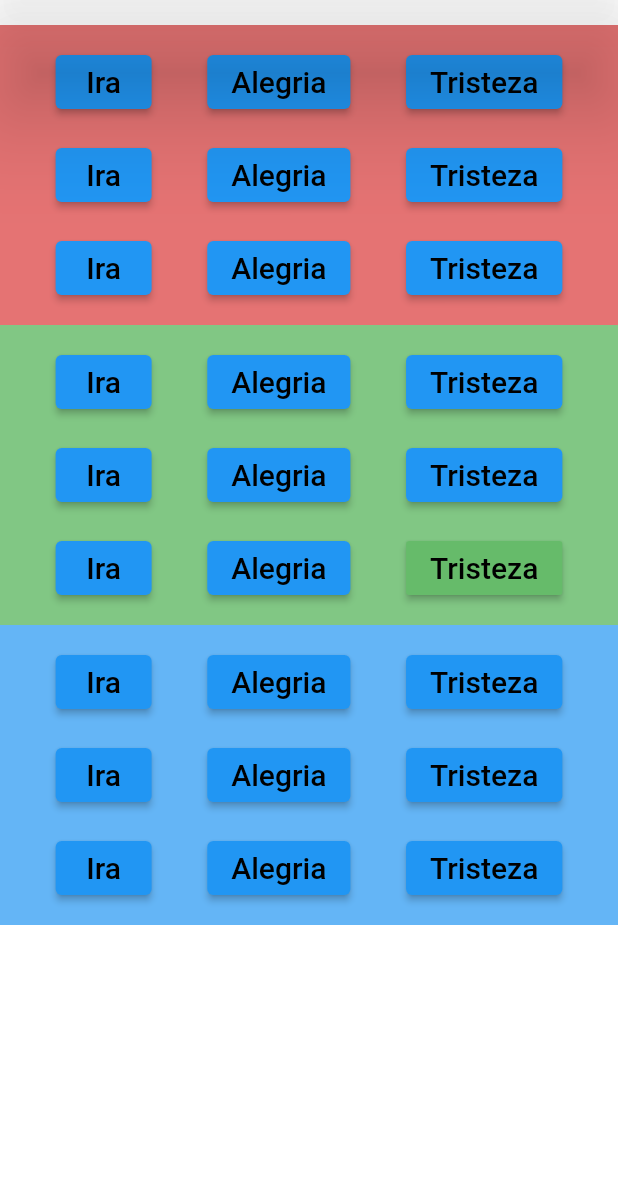
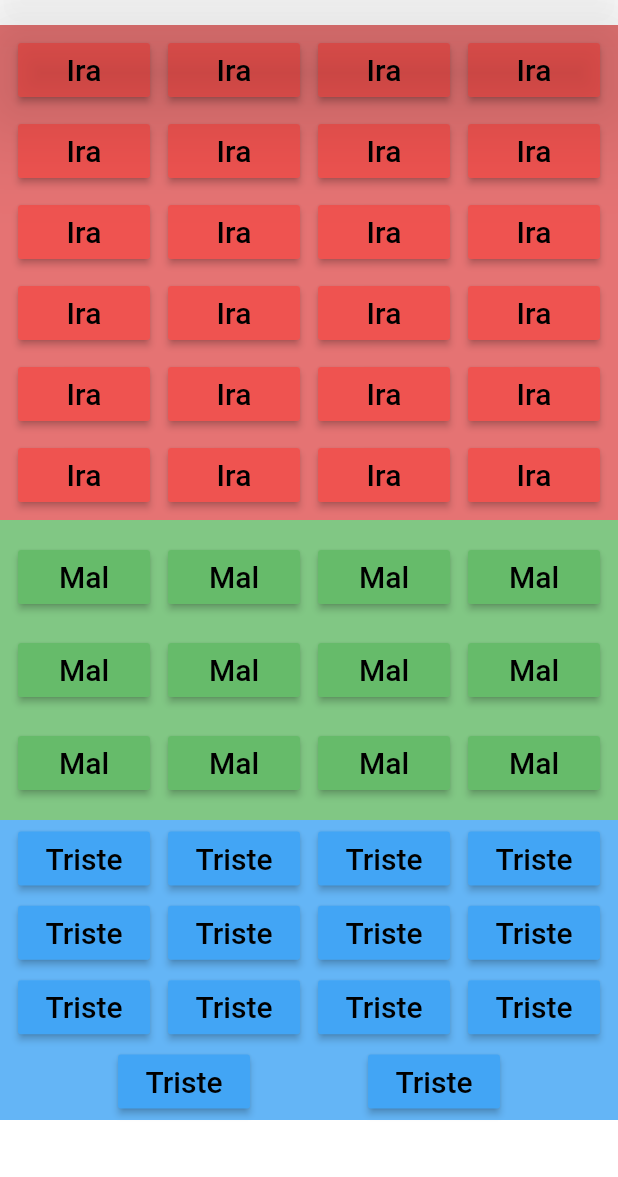
Before and after one commit to LisandValdez/flutter_application_1, a Flutter app: the MainScreen screen opened directly, on a phone screen of 412 x 824 dp, the part 59-1236 px from its top. Run offline on Flutter 3.47's test engine with Material 2 defaults, Android fonts, the phone set to English and light mode, and no system bars.

Commit message:
botones y pantalla emociones

```diff
--- /dev/null
+++ b/lib/Screens/MainScreen/classes.dart
@@ -0,0 +1,35 @@
+import 'package:flutter/material.dart';
+
+class Buttons extends StatefulWidget {
+  final Color textColor;
+  final Color backgroundColor;
+  final String text;
+  final VoidCallback? onPressed;
+  const Buttons({
+    super.key,
+    required this.textColor,
+    required this.backgroundColor,
+    required this.text,
+    required this.onPressed,
+  });
+
+  @override
+  State<Buttons> createState() => _ButtonsState();
+}
+
+class _ButtonsState extends State<Buttons> {
+  @override
+  Widget build(BuildContext context) {
+    return SizedBox(
+      child: MaterialButton(
+        onPressed: () {},
+        color: widget.backgroundColor,
+        textColor: widget.textColor,
+        child: Text(
+          widget.text,
+          style: const TextStyle(fontSize: 20),
+        ),
+      ),
+    );
+  }
+}
--- a/lib/Screens/MainScreen/prueba.dart
+++ b/lib/Screens/MainScreen/prueba.dart
@@ -1,4 +1,5 @@
 import 'package:flutter/material.dart';
+import 'package:flutter_application_1/Screens/MainScreen/classes.dart';
 
 void main() => runApp(const Prueba());
 
@@ -7,89 +8,151 @@ class Prueba extends StatelessWidget {
 
   @override
   Widget build(BuildContext context) {
-    return Column(
-      mainAxisAlignment: MainAxisAlignment.start,
+    return ListView(
       children: [
         Container(
-          height: 200,
+          height: 330,
           color: Colors.red.shade300,
           child: Column(
             mainAxisAlignment: MainAxisAlignment.spaceEvenly,
             children: [
               Row(mainAxisAlignment: MainAxisAlignment.spaceEvenly, children: [
                 Center(
-                  child: ElevatedButton(
-                    child: const Text(
-                      "Ira",
-                      style: TextStyle(color: Colors.black, fontSize: 20),
-                    ),
-                    onPressed: () {},
-                  ),
-                ),
-                ElevatedButton(
-                  child: const Text(
-                    "Alegria",
-                    style: TextStyle(color: Colors.black, fontSize: 20),
-                  ),
-                  onPressed: () {},
-                ),
-                ElevatedButton(
-                  child: const Text(
-                    "Tristeza",
-                    style: TextStyle(color: Colors.black, fontSize: 20),
-                  ),
-                  onPressed: () {},
-                ),
+                    child: Buttons(
+                        textColor: Colors.black,
+                        backgroundColor: Colors.red.shade400,
+                        text: "Ira",
+                        onPressed: () {})),
+                Buttons(
+                    textColor: Colors.black,
+                    backgroundColor: Colors.red.shade400,
+                    text: "Ira",
+                    onPressed: () {}),
+                Buttons(
+                    textColor: Colors.black,
+                    backgroundColor: Colors.red.shade400,
+                    text: "Ira",
+                    onPressed: () {}),
+                Buttons(
+                    textColor: Colors.black,
+                    backgroundColor: Colors.red.shade400,
+                    text: "Ira",
+                    onPressed: () {}),
               ]),
               Row(mainAxisAlignment: MainAxisAlignment.spaceEvenly, children: [
                 Center(
-                  child: ElevatedButton(
-                    child: const Text(
-                      "Ira",
-                      style: TextStyle(color: Colors.black, fontSize: 20),
-                    ),
-                    onPressed: () {},
-                  ),
-                ),
-                ElevatedButton(
-                  child: const Text(
-                    "Alegria",
-                    style: TextStyle(color: Colors.black, fontSize: 20),
-                  ),
-                  onPressed: () {},
-                ),
-                ElevatedButton(
-                  child: const Text(
-                    "Tristeza",
-                    style: TextStyle(color: Colors.black, fontSize: 20),
-                  ),
-                  onPressed: () {},
-                ),
+                    child: Buttons(
+                        textColor: Colors.black,
+                        backgroundColor: Colors.red.shade400,
+                        text: "Ira",
+                        onPressed: () {})),
+                Buttons(
+                    textColor: Colors.black,
+                    backgroundColor: Colors.red.shade400,
+                    text: "Ira",
+                    onPressed: () {}),
+                Buttons(
+                    textColor: Colors.black,
+                    backgroundColor: Colors.red.shade400,
+                    text: "Ira",
+                    onPressed: () {}),
+                Buttons(
+                    textColor: Colors.black,
+                    backgroundColor: Colors.red.shade400,
+                    text: "Ira",
+                    onPressed: () {}),
               ]),
               Row(mainAxisAlignment: MainAxisAlignment.spaceEvenly, children: [
                 Center(
-                  child: ElevatedButton(
-                    child: const Text(
-                      "Ira",
-                      style: TextStyle(color: Colors.black, fontSize: 20),
-                    ),
-                    onPressed: () {},
-                  ),
-                ),
-                ElevatedButton(
-                  child: const Text(
-                    "Alegria",
-                    style: TextStyle(color: Colors.black, fontSize: 20),
-                  ),
-                  onPressed: () {},
-                ),
-                ElevatedButton(
-                  child: const Text(
-                    "Tristeza",
-                    style: TextStyle(color: Colors.black, fontSize: 20),
-                  ),
-                  onPressed: () {},
-                ),
+                    child: Buttons(
+                        textColor: Colors.black,
+                        backgroundColor: Colors.red.shade400,
+                        text: "Ira",
+                        onPressed: () {})),
+                Buttons(
+                    textColor: Colors.black,
+                    backgroundColor: Colors.red.shade400,
+                    text: "Ira",
+                    onPressed: () {}),
+                Buttons(
+                    textColor: Colors.black,
+                    backgroundColor: Colors.red.shade400,
+                    text: "Ira",
+                    onPressed: () {}),
+                Buttons(
+                    textColor: Colors.black,
+                    backgroundColor: Colors.red.shade400,
+                    text: "Ira",
+                    onPressed: () {}),
+              ]),
+              Row(mainAxisAlignment: MainAxisAlignment.spaceEvenly, children: [
+                Center(
+                    child: Buttons(
+                        textColor: Colors.black,
+                        backgroundColor: Colors.red.shade400,
+                        text: "Ira",
+                        onPressed: () {})),
+                Buttons(
+                    textColor: Colors.black,
+                    backgroundColor: Colors.red.shade400,
+                    text: "Ira",
+                    onPressed: () {}),
+                Buttons(
+                    textColor: Colors.black,
+                    backgroundColor: Colors.red.shade400,
+                    text: "Ira",
+                    onPressed: () {}),
+                Buttons(
+                    textColor: Colors.black,
+                    backgroundColor: Colors.red.shade400,
+                    text: "Ira",
+                    onPressed: () {}),
+              ]),
+              Row(mainAxisAlignment: MainAxisAlignment.spaceEvenly, children: [
+                Center(
+                    child: Buttons(
+                        textColor: Colors.black,
+                        backgroundColor: Colors.red.shade400,
+                        text: "Ira",
+                        onPressed: () {})),
+                Buttons(
+                    textColor: Colors.black,
+                    backgroundColor: Colors.red.shade400,
+                    text: "Ira",
+                    onPressed: () {}),
+                Buttons(
+                    textColor: Colors.black,
+                    backgroundColor: Colors.red.shade400,
+                    text: "Ira",
+                    onPressed: () {}),
+                Buttons(
+                    textColor: Colors.black,
+                    backgroundColor: Colors.red.shade400,
+                    text: "Ira",
+                    onPressed: () {}),
+              ]),
+              Row(mainAxisAlignment: MainAxisAlignment.spaceEvenly, children: [
+                Center(
+                    child: Buttons(
+                        textColor: Colors.black,
+                        backgroundColor: Colors.red.shade400,
+                        text: "Ira",
+                        onPressed: () {})),
+                Buttons(
+                    textColor: Colors.black,
+                    backgroundColor: Colors.red.shade400,
+                    text: "Ira",
+                    onPressed: () {}),
+                Buttons(
+                    textColor: Colors.black,
+                    backgroundColor: Colors.red.shade400,
+                    text: "Ira",
+                    onPressed: () {}),
+                Buttons(
+                    textColor: Colors.black,
+                    backgroundColor: Colors.red.shade400,
+                    text: "Ira",
+                    onPressed: () {}),
               ])
             ],
           ),
@@ -102,80 +165,73 @@ class Prueba extends StatelessWidget {
             children: [
               Row(mainAxisAlignment: MainAxisAlignment.spaceEvenly, children: [
                 Center(
-                  child: ElevatedButton(
-                    child: const Text(
-                      "Ira",
-                      style: TextStyle(color: Colors.black, fontSize: 20),
-                    ),
-                    onPressed: () {},
-                  ),
-                ),
-                ElevatedButton(
-                  child: const Text(
-                    "Alegria",
-                    style: TextStyle(color: Colors.black, fontSize: 20),
-                  ),
-                  onPressed: () {},
-                ),
-                ElevatedButton(
-                  child: const Text(
-                    "Tristeza",
-                    style: TextStyle(color: Colors.black, fontSize: 20),
-                  ),
-                  onPressed: () {},
-                ),
+                    child: Buttons(
+                        textColor: Colors.black,
+                        backgroundColor: Colors.green.shade400,
+                        text: "Mal",
+                        onPressed: () {})),
+                Buttons(
+                    textColor: Colors.black,
+                    backgroundColor: Colors.green.shade400,
+                    text: "Mal",
+                    onPressed: () {}),
+                Buttons(
+                    textColor: Colors.black,
+                    backgroundColor: Colors.green.shade400,
+                    text: "Mal",
+                    onPressed: () {}),
+                Buttons(
+                    textColor: Colors.black,
+                    backgroundColor: Colors.green.shade400,
+                    text: "Mal",
+                    onPressed: () {})
               ]),
               Row(mainAxisAlignment: MainAxisAlignment.spaceEvenly, children: [
                 Center(
-                  child: ElevatedButton(
-                    child: const Text(
-                      "Ira",
-                      style: TextStyle(color: Colors.black, fontSize: 20),
-                    ),
-                    onPressed: () {},
-                  ),
-                ),
-                ElevatedButton(
-                  child: const Text(
-                    "Alegria",
-                    style: TextStyle(color: Colors.black, fontSize: 20),
-                  ),
-                  onPressed: () {},
-                ),
-                ElevatedButton(
-                  child: const Text(
-                    "Tristeza",
-                    style: TextStyle(color: Colors.black, fontSize: 20),
-                  ),
-                  onPressed: () {},
-                ),
+                    child: Buttons(
+                        textColor: Colors.black,
+                        backgroundColor: Colors.green.shade400,
+                        text: "Mal",
+                        onPressed: () {})),
+                Buttons(
+                    textColor: Colors.black,
+                    backgroundColor: Colors.green.shade400,
+                    text: "Mal",
+                    onPressed: () {}),
+                Buttons(
+                    textColor: Colors.black,
+                    backgroundColor: Colors.green.shade400,
+                    text: "Mal",
+                    onPressed: () {}),
+                Buttons(
+                    textColor: Colors.black,
+                    backgroundColor: Colors.green.shade400,
+                    text: "Mal",
+                    onPressed: () {}),
               ]),
               Row(mainAxisAlignment: MainAxisAlignment.spaceEvenly, children: [
                 Center(
-                  child: ElevatedButton(
-                    child: const Text(
-                      "Ira",
-                      style: TextStyle(color: Colors.black, fontSize: 20),
-                    ),
-                    onPressed: () {},
-                  ),
-                ),
-                ElevatedButton(
-                  child: const Text(
-                    "Alegria",
-                    style: TextStyle(color: Colors.black, fontSize: 20),
-                  ),
-                  onPressed: () {},
-                ),
-                MaterialButton(
-                  color: Colors.green.shade400,
-                  child: const Text(
-                    "Tristeza",
-                    style: TextStyle(color: Colors.black, fontSize: 20),
-                  ),
-                  onPressed: () {},
-                ),
-              ])
+                    child: Buttons(
+                        textColor: Colors.black,
+                        backgroundColor: Colors.green.shade400,
+                        text: "Mal",
+                        onPressed: () {})),
+                Buttons(
+                    textColor: Colors.black,
+                    backgroundColor: Colors.green.shade400,
+                    text: "Mal",
+                    onPressed: () {}),
+                Buttons(
+                    textColor: Colors.black,
+                    backgroundColor: Colors.green.shade400,
+                    text: "Mal",
+                    onPressed: () {}),
+                Buttons(
+                    textColor: Colors.black,
+                    backgroundColor: Colors.green.shade400,
+                    text: "Mal",
+                    onPressed: () {}),
+              ]),
             ],
           ),
         ),
@@ -187,79 +243,86 @@ class Prueba extends StatelessWidget {
             children: [
               Row(mainAxisAlignment: MainAxisAlignment.spaceEvenly, children: [
                 Center(
-                  child: ElevatedButton(
-                    child: const Text(
-                      "Ira",
-                      style: TextStyle(color: Colors.black, fontSize: 20),
-                    ),
-                    onPressed: () {},
-                  ),
-                ),
-                ElevatedButton(
-                  child: const Text(
-                    "Alegria",
-                    style: TextStyle(color: Colors.black, fontSize: 20),
-                  ),
-                  onPressed: () {},
-                ),
-                ElevatedButton(
-                  child: const Text(
-                    "Tristeza",
-                    style: TextStyle(color: Colors.black, fontSize: 20),
-                  ),
-                  onPressed: () {},
-                ),
+                    child: Buttons(
+                        textColor: Colors.black,
+                        backgroundColor: Colors.blue.shade400,
+                        text: "Triste",
+                        onPressed: () {})),
+                Buttons(
+                    textColor: Colors.black,
+                    backgroundColor: Colors.blue.shade400,
+                    text: "Triste",
+                    onPressed: () {}),
+                Buttons(
+                    textColor: Colors.black,
+                    backgroundColor: Colors.blue.shade400,
+                    text: "Triste",
+                    onPressed: () {}),
+                Buttons(
+                    textColor: Colors.black,
+                    backgroundColor: Colors.blue.shade400,
+                    text: "Triste",
+                    onPressed: () {})
               ]),
               Row(mainAxisAlignment: MainAxisAlignment.spaceEvenly, children: [
                 Center(
-                  child: ElevatedButton(
-                    child: const Text(
-                      "Ira",
-                      style: TextStyle(color: Colors.black, fontSize: 20),
-                    ),
-                    onPressed: () {},
-                  ),
-                ),
-                ElevatedButton(
-                  child: const Text(
-                    "Alegria",
-                    style: TextStyle(color: Colors.black, fontSize: 20),
-                  ),
-                  onPressed: () {},
-                ),
-                ElevatedButton(
-                  child: const Text(
-                    "Tristeza",
-                    style: TextStyle(color: Colors.black, fontSize: 20),
-                  ),
-                  onPressed: () {},
-                ),
+                    child: Buttons(
+                        textColor: Colors.black,
+                        backgroundColor: Colors.blue.shade400,
+                        text: "Triste",
+                        onPressed: () {})),
+                Buttons(
+                    textColor: Colors.black,
+                    backgroundColor: Colors.blue.shade400,
+                    text: "Triste",
+                    onPressed: () {}),
+                Buttons(
+                    textColor: Colors.black,
+                    backgroundColor: Colors.blue.shade400,
+                    text: "Triste",
+                    onPressed: () {}),
+                Buttons(
+                    textColor: Colors.black,
+                    backgroundColor: Colors.blue.shade400,
+                    text: "Triste",
+                    onPressed: () {})
               ]),
               Row(mainAxisAlignment: MainAxisAlignment.spaceEvenly, children: [
                 Center(
-                  child: ElevatedButton(
-                    child: const Text(
-                      "Ira",
-                      style: TextStyle(color: Colors.black, fontSize: 20),
-                    ),
-                    onPressed: () {},
-                  ),
-                ),
-                ElevatedButton(
-                  child: const Text(
-                    "Alegria",
-                    style: TextStyle(color: Colors.black, fontSize: 20),
-                  ),
-                  onPressed: () {},
-                ),
-                ElevatedButton(
-                  child: const Text(
-                    "Tristeza",
-                    style: TextStyle(color: Colors.black, fontSize: 20),
-                  ),
-                  onPressed: () {},
-                ),
-              ])
+                    child: Buttons(
+                        textColor: Colors.black,
+                        backgroundColor: Colors.blue.shade400,
+                        text: "Triste",
+                        onPressed: () {})),
+                Buttons(
+                    textColor: Colors.black,
+                    backgroundColor: Colors.blue.shade400,
+                    text: "Triste",
+                    onPressed: () {}),
+                Buttons(
+                    textColor: Colors.black,
+                    backgroundColor: Colors.blue.shade400,
+                    text: "Triste",
+                    onPressed: () {}),
+                Buttons(
+                    textColor: Colors.black,
+                    backgroundColor: Colors.blue.shade400,
+                    text: "Triste",
+                    onPressed: () {})
+              ]),
+              Row(mainAxisAlignment: MainAxisAlignment.spaceEvenly, children: [
+                Center(
+                    child: Buttons(
+                        textColor: Colors.black,
+                        backgroundColor: Colors.blue.shade400,
+                        text: "Triste",
+                        onPressed: () {})),
+                Buttons(
+                    textColor: Colors.black,
+                    backgroundColor: Colors.blue.shade400,
+                    text: "Triste",
+                    onPressed: () {}),
+              ]),
             ],
           ),
         )
```
